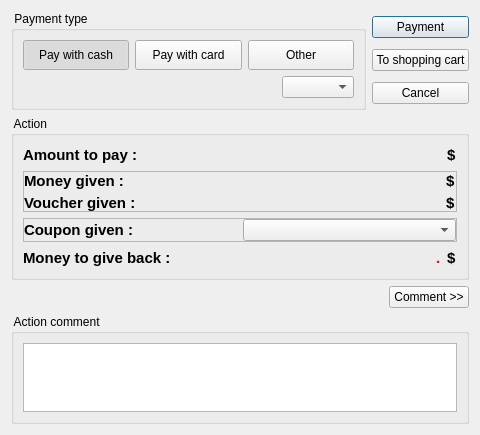
The window that client/dlgcassaaction.ui (tbikfalvi/Belenus) describes before a commit, drawn with Qt 5.
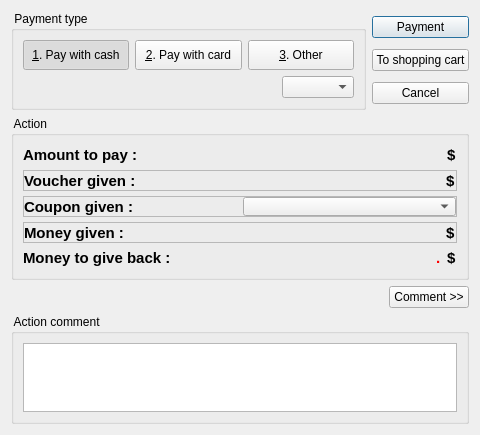
The same window after the commit.

What changed in the file:
```diff
--- a/client/dlgcassaaction.ui
+++ b/client/dlgcassaaction.ui
@@ -31,7 +31,7 @@
   <property name="windowTitle">
    <string>Dialog</string>
   </property>
-  <layout class="QVBoxLayout" name="verticalLayout_5">
+  <layout class="QVBoxLayout" name="verticalLayout_6">
    <item>
     <layout class="QHBoxLayout" name="horizontalLayout_2">
      <item>
@@ -51,7 +51,7 @@
              </size>
             </property>
             <property name="text">
-             <string>Pay with cash</string>
+             <string>&amp;1. Pay with cash</string>
             </property>
             <property name="checkable">
              <bool>true</bool>
@@ -73,7 +73,7 @@
              </size>
             </property>
             <property name="text">
-             <string>Pay with card</string>
+             <string>&amp;2. Pay with card</string>
             </property>
             <property name="checkable">
              <bool>true</bool>
@@ -92,7 +92,7 @@
              </size>
             </property>
             <property name="text">
-             <string>Other</string>
+             <string>&amp;3. Other</string>
             </property>
             <property name="checkable">
              <bool>true</bool>
@@ -186,7 +186,10 @@
      <property name="title">
       <string> Action </string>
      </property>
-     <layout class="QVBoxLayout" name="verticalLayout_2">
+     <layout class="QVBoxLayout" name="verticalLayout_5">
+      <property name="spacing">
+       <number>5</number>
+      </property>
       <item>
        <layout class="QHBoxLayout" name="horizontalLayout_4">
         <item>
@@ -267,74 +270,6 @@
          <property name="margin">
           <number>0</number>
          </property>
-         <item>
-          <layout class="QHBoxLayout" name="horizontalLayout">
-           <item>
-            <widget class="QLabel" name="lblMoneyGiven">
-             <property name="font">
-              <font>
-               <pointsize>11</pointsize>
-               <weight>75</weight>
-               <bold>true</bold>
-              </font>
-             </property>
-             <property name="text">
-              <string>Money given :</string>
-             </property>
-            </widget>
-           </item>
-           <item>
-            <spacer name="spacerGiven">
-             <property name="orientation">
-              <enum>Qt::Horizontal</enum>
-             </property>
-             <property name="sizeHint" stdset="0">
-              <size>
-               <width>40</width>
-               <height>20</height>
-              </size>
-             </property>
-            </spacer>
-           </item>
-           <item>
-            <widget class="QLineEdit" name="ledAmountGiven">
-             <property name="font">
-              <font>
-               <pointsize>11</pointsize>
-               <weight>75</weight>
-               <bold>true</bold>
-              </font>
-             </property>
-             <property name="layoutDirection">
-              <enum>Qt::RightToLeft</enum>
-             </property>
-             <property name="autoFillBackground">
-              <bool>false</bool>
-             </property>
-             <property name="styleSheet">
-              <string notr="true">border: 0; background: transparent; color: rgb(0, 85, 0);</string>
-             </property>
-             <property name="alignment">
-              <set>Qt::AlignRight|Qt::AlignTrailing|Qt::AlignVCenter</set>
-             </property>
-            </widget>
-           </item>
-           <item>
-            <widget class="QLabel" name="lblCurrencyGiven">
-             <property name="font">
-              <font>
-               <pointsize>11</pointsize>
-               <weight>75</weight>
-               <bold>true</bold>
-              </font>
-             </property>
-             <property name="text">
-              <string>$</string>
-             </property>
-            </widget>
-           </item>
-          </layout>
-         </item>
          <item>
           <layout class="QHBoxLayout" name="horizontalLayout_5">
            <item>
@@ -359,7 +294,7 @@
              <property name="sizeHint" stdset="0">
               <size>
                <width>40</width>
-               <height>20</height>
+               <height>13</height>
               </size>
              </property>
             </spacer>
@@ -438,6 +373,89 @@
         </layout>
        </widget>
       </item>
+      <item>
+       <widget class="QFrame" name="frame">
+        <property name="frameShape">
+         <enum>QFrame::StyledPanel</enum>
+        </property>
+        <property name="frameShadow">
+         <enum>QFrame::Raised</enum>
+        </property>
+        <layout class="QVBoxLayout" name="verticalLayout_2">
+         <property name="margin">
+          <number>0</number>
+         </property>
+         <item>
+          <layout class="QHBoxLayout" name="horizontalLayout">
+           <item>
+            <widget class="QLabel" name="lblMoneyGiven">
+             <property name="font">
+              <font>
+               <pointsize>11</pointsize>
+               <weight>75</weight>
+               <bold>true</bold>
+              </font>
+             </property>
+             <property name="text">
+              <string>Money given :</string>
+             </property>
+            </widget>
+           </item>
+           <item>
+            <spacer name="spacerGiven">
+             <property name="orientation">
+              <enum>Qt::Horizontal</enum>
+             </property>
+             <property name="sizeHint" stdset="0">
+              <size>
+               <width>52</width>
+               <height>13</height>
+              </size>
+             </property>
+            </spacer>
+           </item>
+           <item>
+            <widget class="QLineEdit" name="ledAmountGiven">
+             <property name="font">
+              <font>
+               <pointsize>11</pointsize>
+               <weight>75</weight>
+               <bold>true</bold>
+              </font>
+             </property>
+             <property name="layoutDirection">
+              <enum>Qt::RightToLeft</enum>
+             </property>
+             <property name="autoFillBackground">
+              <bool>false</bool>
+             </property>
+             <property name="styleSheet">
+              <string notr="true">border: 0; background: transparent; color: rgb(0, 85, 0);</string>
+             </property>
+             <property name="alignment">
+              <set>Qt::AlignRight|Qt::AlignTrailing|Qt::AlignVCenter</set>
+             </property>
+            </widget>
+           </item>
+           <item>
+            <widget class="QLabel" name="lblCurrencyGiven">
+             <property name="font">
+              <font>
+               <pointsize>11</pointsize>
+               <weight>75</weight>
+               <bold>true</bold>
+              </font>
+             </property>
+             <property name="text">
+              <string>$</string>
+             </property>
+            </widget>
+           </item>
+          </layout>
+         </item>
+        </layout>
+       </widget>
+      </item>
       <item>
        <widget class="QFrame" name="frmPayment">
         <property name="frameShape">
```
Left out of the diff: 3 changed lines with no effect on the pictures.
